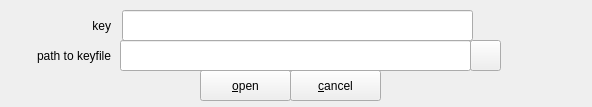
Before: the Qt Designer form plugins/keykeyfile/mainwindow.ui in mhogomchungu/zuluCrypt, drawn with Qt 5.
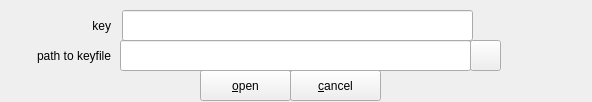
After: the same form once the commit is applied.

What changed in the file:
```diff
--- a/plugins/keykeyfile/mainwindow.ui
+++ b/plugins/keykeyfile/mainwindow.ui
@@ -7,13 +7,21 @@
     <x>0</x>
     <y>0</y>
     <width>592</width>
-    <height>107</height>
+    <height>102</height>
    </rect>
   </property>
   <property name="windowTitle">
    <string>key+keyfile module</string>
   </property>
-  <widget class="QWidget" name="centralWidget">
+  <widget class="QWidget" name="centralWidget" native="true">
+   <property name="geometry">
+    <rect>
+     <x>0</x>
+     <y>0</y>
+     <width>591</width>
+     <height>101</height>
+    </rect>
+   </property>
    <widget class="QPushButton" name="pbOpen">
     <property name="geometry">
      <rect>
```
Left out of the diff: 14 changed lines with no effect on the pictures.
